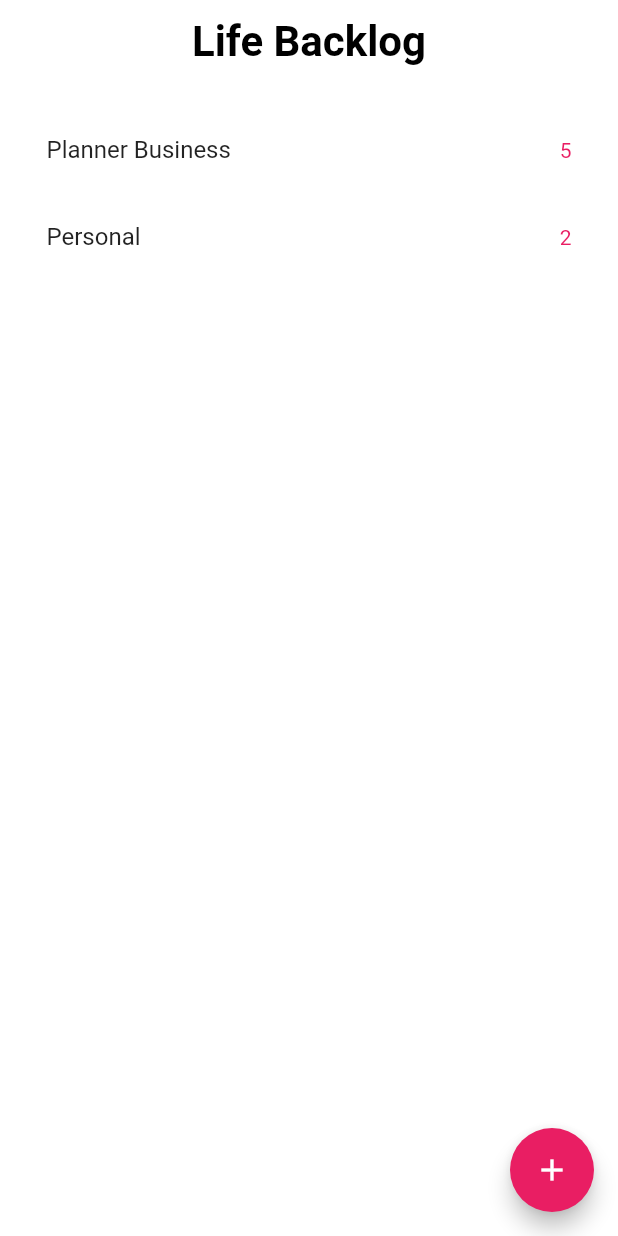
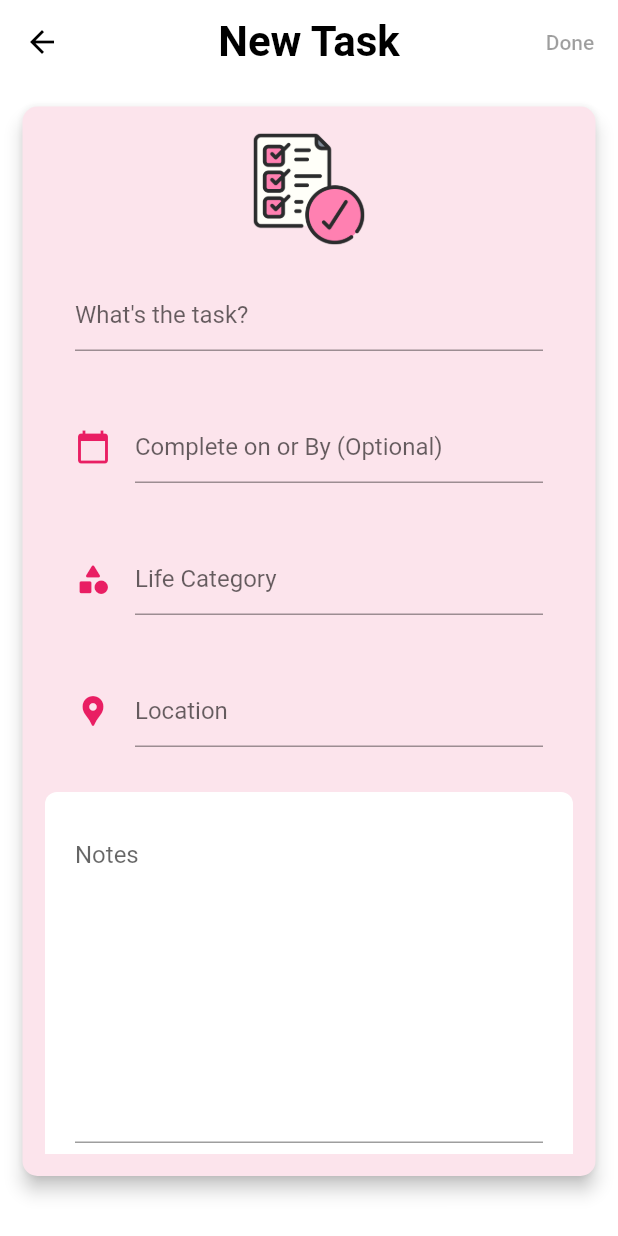
Before and after one commit to CandiceWright/SmartPlanner-Frontend, a Flutter app: the BacklogPage screen opened directly, after a tap on the "add" icon, on a phone screen of 412 x 824 dp. Run offline on Flutter 3.47's test engine with Material 2 defaults, Android fonts, the phone set to English and light mode, and no system bars.

Commit message:
Backlog feature partially complete. Need to fix checkboxes, allow user to view and edit/delete tasks. Also need to add todays task box at the top and make category field a dropdown. Will complete these things tonight

```diff
--- a/lib/models/backlog_item.dart
+++ b/lib/models/backlog_item.dart
@@ -1,11 +1,12 @@
 class BacklogItem {
   String description = "";
   DateTime completeBy = DateTime.now();
+  bool isComplete;
   //this '?' says that the value can be null
   String? category;
   String? location;
-  bool isComplete;
+  String? notes;
 
   BacklogItem(this.description, this.completeBy, this.isComplete,
-      [this.category, this.location]) {}
+      [this.category, this.location, this.notes]) {}
 }
--- a/lib/models/user.dart
+++ b/lib/models/user.dart
@@ -50,14 +50,21 @@ class User {
 
   void buildBacklogMap() {
     print("I am building backlog");
-    //var backlog = new Map();
     for (int i = 0; i < backlogItems.length; i++) {
       print("I am in for loop");
       print(backlogItems[i].category);
-      if (backlog.containsKey(backlogItems[i].category)) {
-        backlog[backlogItems[i].category].add(backlogItems[i]);
+      if (backlogItems[i].category == "") {
+        if (backlog.containsKey("Other")) {
+          backlog["Other"].add(backlogItems[i]);
+        } else {
+          backlog["Other"] = [backlogItems[i]];
+        }
       } else {
-        backlog[backlogItems[i].category] = [backlogItems[i]];
+        if (backlog.containsKey(backlogItems[i].category)) {
+          backlog[backlogItems[i].category].add(backlogItems[i]);
+        } else {
+          backlog[backlogItems[i].category] = [backlogItems[i]];
+        }
       }
     }
     print(backlog);
--- a/lib/views/Backlog/backlog_page.dart
+++ b/lib/views/Backlog/backlog_page.dart
@@ -1,4 +1,5 @@
 import 'package:flutter/material.dart';
+import 'package:practice_planner/views/Backlog/new_task_page.dart';
 import '/services/planner_service.dart';
 import 'package:intl/intl.dart';
 import 'package:flutter/cupertino.dart';
@@ -31,15 +32,18 @@ class _BacklogPageState extends State<BacklogPage> {
 
   void _openNewBacklogItemPage() {
     //this function needs to change to create new goal
-    // Navigator.push(
-    //     context,
-    //     CupertinoPageRoute(
-    //         builder: (context) => NewGoalPage(updateGoals: _updateGoalsList)));
+    Navigator.push(
+        context,
+        CupertinoPageRoute(
+            builder: (context) =>
+                NewTaskPage(updateBacklog: _updateBacklogList)));
   }
 
   void _updateBacklogList() {
-    print("I am in update goals");
-    setState(() {});
+    print("I am in update backlog");
+    setState(() {
+      backlog = PlannerService.sharedInstance.user.backlog;
+    });
   }
 
   List<Widget> buildBacklogListView() {
@@ -105,7 +109,7 @@ class _BacklogPageState extends State<BacklogPage> {
       ),
       floatingActionButton: FloatingActionButton(
         onPressed: _openNewBacklogItemPage,
-        tooltip: 'Increment',
+        tooltip: 'Create new task.',
         child: const Icon(Icons.add),
       ), // This trailing comma makes auto-formatting nicer for build methods.
     );
--- /dev/null
+++ b/lib/views/Backlog/new_task_page.dart
@@ -0,0 +1,245 @@
+import 'package:flutter/material.dart';
+import 'package:intl/intl.dart';
+import '/models/backlog_item.dart';
+import '/services/planner_service.dart';
+
+class NewTaskPage extends StatefulWidget {
+  const NewTaskPage({Key? key, required this.updateBacklog}) : super(key: key);
+
+  // This widget is the home page of your application. It is stateful, meaning
+  // that it has a State object (defined below) that contains fields that affect
+  // how it looks.
+
+  // This class is the configuration for the state. It holds the values (in this
+  // case the title) provided by the parent (in this case the App widget) and
+  // used by the build method of the State. Fields in a Widget subclass are
+  // always marked "final".
+  final Function updateBacklog;
+
+  @override
+  State<NewTaskPage> createState() => _NewTaskPageState();
+}
+
+class _NewTaskPageState extends State<NewTaskPage> {
+  final GlobalKey<FormState> _formKey = GlobalKey<FormState>();
+  DateTime selectedDate = DateTime.now();
+  var dateTxtController = TextEditingController();
+  var descriptionTxtController = TextEditingController();
+  var categoryTxtController = TextEditingController();
+  var locationTxtController = TextEditingController();
+  var notesTxtController = TextEditingController();
+  bool doneBtnDisabled = true;
+
+  @override
+  void initState() {
+    super.initState();
+    dateTxtController.addListener(setDoneBtnState);
+    descriptionTxtController.addListener(setDoneBtnState);
+  }
+
+  Future<void> _selectDate(BuildContext context) async {
+    final DateTime? picked = await showDatePicker(
+        context: context,
+        initialDate: selectedDate,
+        firstDate: DateTime(2015, 8),
+        lastDate: DateTime(2101));
+    if (picked != null && picked != selectedDate)
+      setState(() {
+        selectedDate = picked;
+        dateTxtController.text = DateFormat.yMMMd().format(selectedDate);
+        //print(DateFormat.yMMMd().format(selectedDate));
+      });
+  }
+
+  void createBacklogItem() {
+    var taskTitle = descriptionTxtController.text;
+    // var goalDate = dateTxtController.text;
+    var newBacklogItem = BacklogItem(
+        taskTitle,
+        selectedDate,
+        false,
+        categoryTxtController.text,
+        locationTxtController.text,
+        notesTxtController.text);
+    if (newBacklogItem.category == "") {
+      if (PlannerService.sharedInstance.user.backlog.containsKey("Other")) {
+        PlannerService.sharedInstance.user.backlog["Other"].add(newBacklogItem);
+      } else {
+        PlannerService.sharedInstance.user.backlog["Other"] = [newBacklogItem];
+      }
+    } else {
+      PlannerService.sharedInstance.user.backlog[newBacklogItem.category]
+          .add(newBacklogItem);
+    }
+    widget.updateBacklog();
+    _backToBacklogPage();
+  }
+
+  void setDoneBtnState() {
+    print(dateTxtController.text);
+    print(descriptionTxtController.text);
+    if (dateTxtController.text != "" && descriptionTxtController.text != "") {
+      setState(() {
+        print("button enabled");
+        doneBtnDisabled = false;
+      });
+    } else {
+      setState(() {
+        doneBtnDisabled = true;
+      });
+    }
+  }
+
+  void _backToBacklogPage() {
+    Navigator.pop(context);
+  }
+
+  @override
+  Widget build(BuildContext context) {
+    // This method is rerun every time setState is called, for instance as done
+    // by the _incrementCounter method above.
+    //
+    // The Flutter framework has been optimized to make rerunning build methods
+    // fast, so that you can just rebuild anything that needs updating rather
+    // than having to individually change instances of widgets.
+    return Scaffold(
+      appBar: AppBar(
+        // Here we take the value from the MyHomePage object that was created by
+        // the App.build method, and use it to set our appbar title.
+        title: Text("New Task"),
+        centerTitle: true,
+        leading: BackButton(color: Colors.black),
+        actions: [
+          TextButton(
+            onPressed: doneBtnDisabled ? null : createBacklogItem,
+            child: Text("Done"),
+          ),
+        ],
+      ),
+      body: Card(
+        child: Container(
+          child: ListView(
+            children: [
+              Image.asset(
+                "assets/images/backlog_icon.png",
+                height: 80,
+                width: 80,
+              ),
+              Form(
+                key: _formKey,
+                child: Column(
+                  crossAxisAlignment: CrossAxisAlignment.start,
+                  children: <Widget>[
+                    Container(
+                      child: TextFormField(
+                        controller: descriptionTxtController,
+                        decoration: const InputDecoration(
+                          hintText: "What's the task?",
+                        ),
+                        validator: (String? value) {
+                          if (value == null || value.isEmpty) {
+                            return 'Please enter some text';
+                          }
+                          return null;
+                        },
+                      ),
+                      padding: EdgeInsets.all(20),
+                    ),
+                    Container(
+                      child: TextFormField(
+                        controller: dateTxtController,
+                        readOnly: true,
+                        decoration: const InputDecoration(
+                          hintText: "Complete on or By (Optional)",
+                          icon: Icon(
+                            Icons.calendar_today,
+                            color: Colors.pink,
+                          ),
+                        ),
+                        onTap: () => _selectDate(context),
+                        validator: (String? value) {
+                          if (value == null || value.isEmpty) {
+                            return 'Please enter some text';
+                          }
+                          return null;
+                        },
+                      ),
+                      padding: EdgeInsets.all(20),
+                    ),
+                    Container(
+                      child: TextFormField(
+                        controller: categoryTxtController,
+                        decoration: const InputDecoration(
+                            hintText: "Life Category",
+                            icon: Icon(
+                              Icons.category_rounded,
+                              color: Colors.pink,
+                            )),
+                        validator: (String? value) {
+                          if (value == null || value.isEmpty) {
+                            return 'Please enter some text';
+                          }
+                          return null;
+                        },
+                      ),
+                      padding: EdgeInsets.all(20),
+                    ),
+                    Container(
+                      child: TextFormField(
+                        controller: locationTxtController,
+                        decoration: const InputDecoration(
+                            hintText: "Location",
+                            icon: Icon(
+                              Icons.location_pin,
+                              color: Colors.pink,
+                            )),
+                        validator: (String? value) {
+                          if (value == null || value.isEmpty) {
+                            return 'Please enter some text';
+                          }
+                          return null;
+                        },
+                      ),
+                      padding: EdgeInsets.all(20),
+                    ),
+                    Container(
+                      child: TextFormField(
+                        controller: notesTxtController,
+                        decoration: const InputDecoration(
+                          hintText: "Notes",
+                          fillColor: Colors.white,
+                        ),
+                        validator: (String? value) {
+                          if (value == null || value.isEmpty) {
+                            return 'Please enter some text';
+                          }
+                          return null;
+                        },
+                        maxLines: null,
+                        minLines: 10,
+                      ),
+                      padding: EdgeInsets.all(20),
+                      margin: EdgeInsets.only(top: 10),
+                      decoration: BoxDecoration(
+                        color: Colors.white,
+                        borderRadius: BorderRadius.circular(8.0),
+                      ),
+                    ),
+                  ],
+                ),
+              )
+            ],
+          ),
+          margin: EdgeInsets.all(15),
+        ),
+        color: Colors.pink.shade50,
+        // margin: EdgeInsets.all(20),
+        margin: EdgeInsets.only(top: 15, bottom: 40, left: 15, right: 15),
+        elevation: 5,
+        shape: RoundedRectangleBorder(
+          borderRadius: BorderRadius.circular(10.0),
+        ),
+      ),
+    );
+  }
+}
```
Also changed, not shown: assets/images/backlog_icon.png (added), 16 other files.
